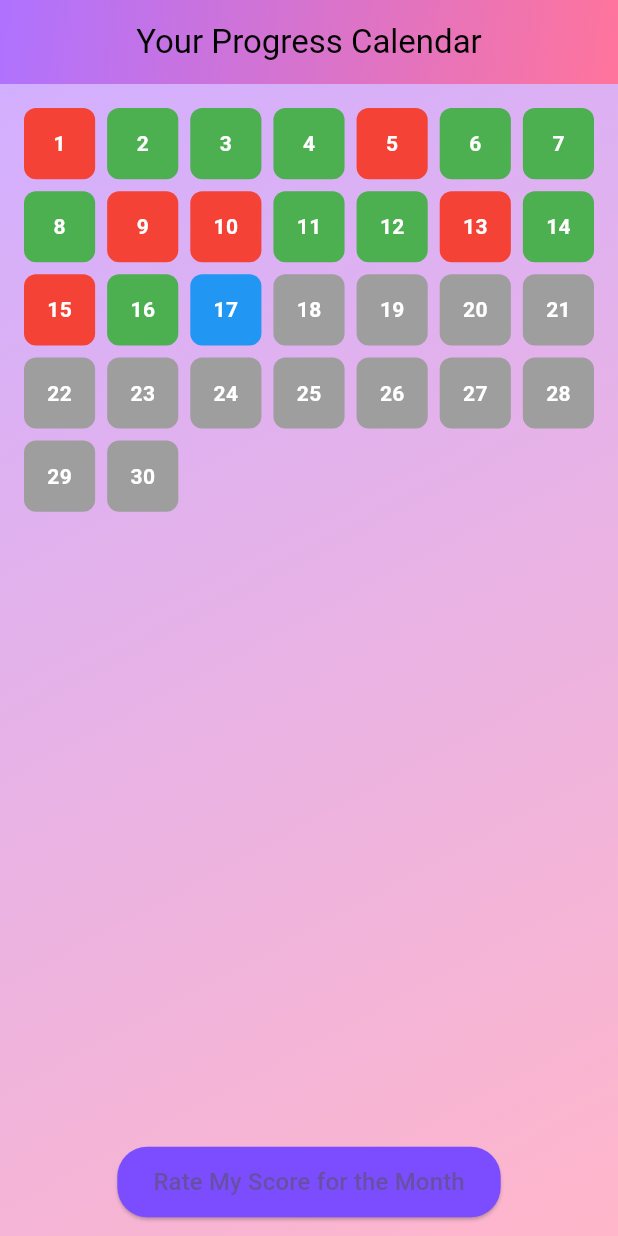
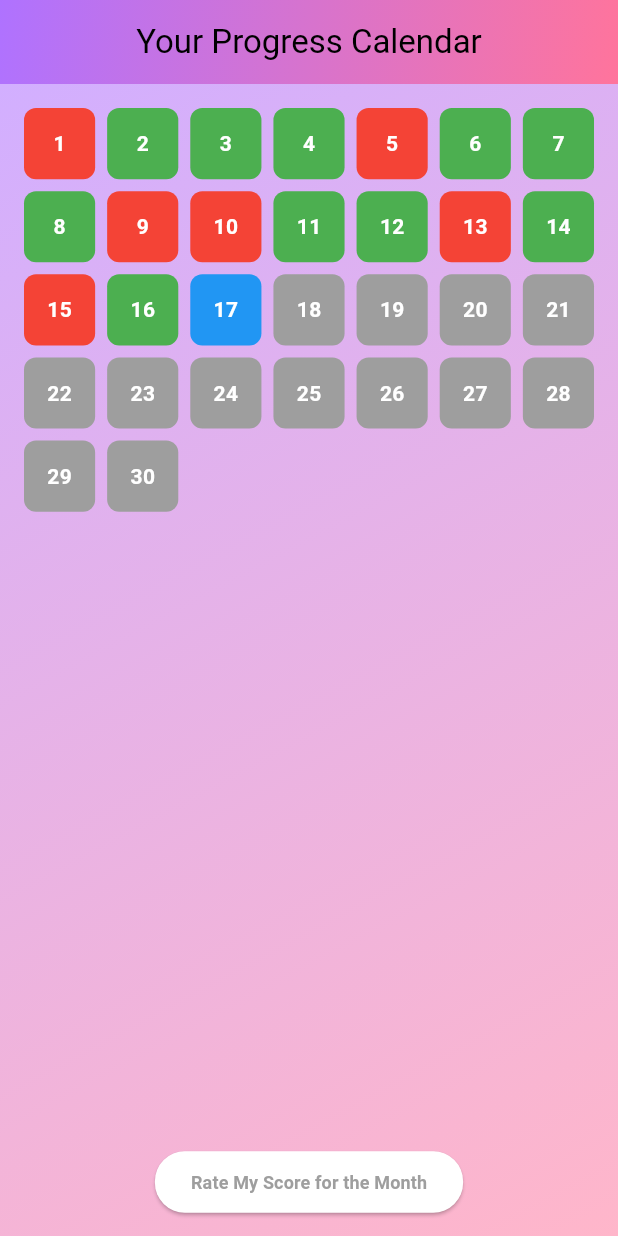
Before and after one commit to gelNye/GDSC2025, a Flutter app: the ProgressCalendarPage screen opened directly, on a phone screen of 412 x 824 dp. Run offline on Flutter 3.47's test engine with Material 3 defaults, Android fonts, the phone set to English and light mode, and no system bars; our stand-ins replace flutter_markdown, go_router.

Commit message:
changed button size for rate user score

```diff
--- a/lib/screens/progress_calander_page.dart
+++ b/lib/screens/progress_calander_page.dart
@@ -139,16 +139,19 @@ class _ProgressCalendarPageState extends State<ProgressCalendarPage> {
               child: ElevatedButton(
               onPressed: _rateMyScore,
               style: ElevatedButton.styleFrom(
-                  backgroundColor: Colors.deepPurpleAccent,
-                  padding:
-                      EdgeInsets.symmetric(horizontal: 24.0, vertical: 12.0),
+              backgroundColor: Colors.white, // White background
+              padding: EdgeInsets.symmetric(horizontal: 24.0, vertical: 12.0),
               shape: RoundedRectangleBorder(
               borderRadius: BorderRadius.circular(20),
               ),
               ),
               child: Text(
               "Rate My Score for the Month",
-                  style: TextStyle(fontSize: 16),
+                style: TextStyle(
+                fontSize: 12,
+                  color: Colors.grey, // Grey text
+                  fontWeight: FontWeight.bold,
+    ),
               ),
   ),
 ),
```
Lines whose indentation alone changed are shown as unchanged.
